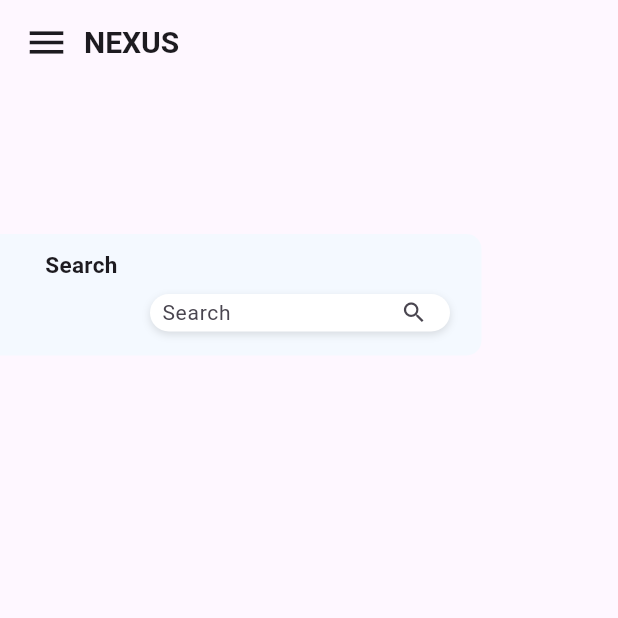
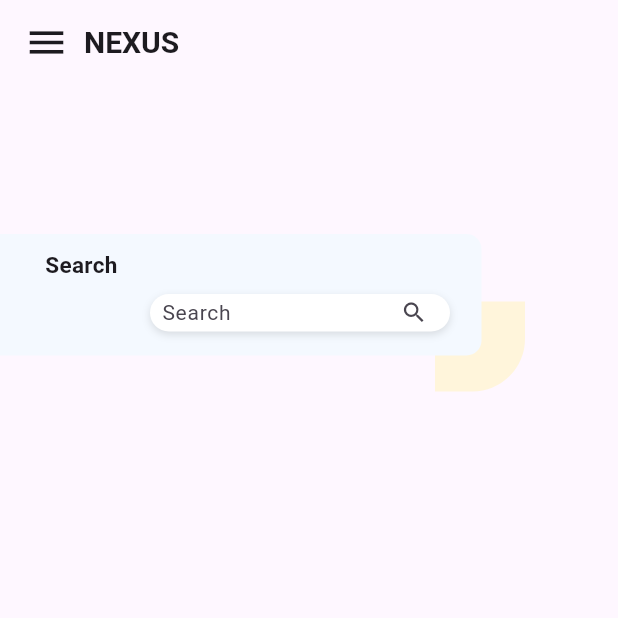
Before and after one commit to DAMNyul/Flutter_NEXUS, a Flutter app: the screen it shows after launch, on a phone screen of 412 x 824 dp, the top half of it. Run offline on Flutter 3.47's test engine with Material 3 defaults, Android fonts, the phone set to English and light mode, and no system bars.

Commit message:
Ui 개선사항

```diff
--- a/lib/MainPage/main_page.dart
+++ b/lib/MainPage/main_page.dart
@@ -1,5 +1,4 @@
 import 'package:flutter/material.dart';
-import 'package:flutter/services.dart';
 
 class MainPage extends StatefulWidget {
   const MainPage({super.key});
@@ -55,6 +54,19 @@ class _MainPageState extends State<MainPage> {
       ),
       body: Stack(
         children: [
+          Positioned(
+            top: 145,
+            left: 290,
+            child: Container(
+              height: 60,
+              width: 60,
+              decoration: const BoxDecoration(
+                  color: Color(0xFFFFF5DB),
+                  borderRadius: BorderRadius.only(
+                    bottomRight: Radius.circular(35),
+                  )),
+            ),
+          ),
           Positioned(
             top: 100,
             left: -10,
--- a/lib/main.dart
+++ b/lib/main.dart
@@ -10,7 +10,7 @@ class MyApp extends StatelessWidget {
 
   @override
   Widget build(BuildContext context) {
-    return MaterialApp(
+    return const MaterialApp(
       home: MainPage(),
     );
   }
```
